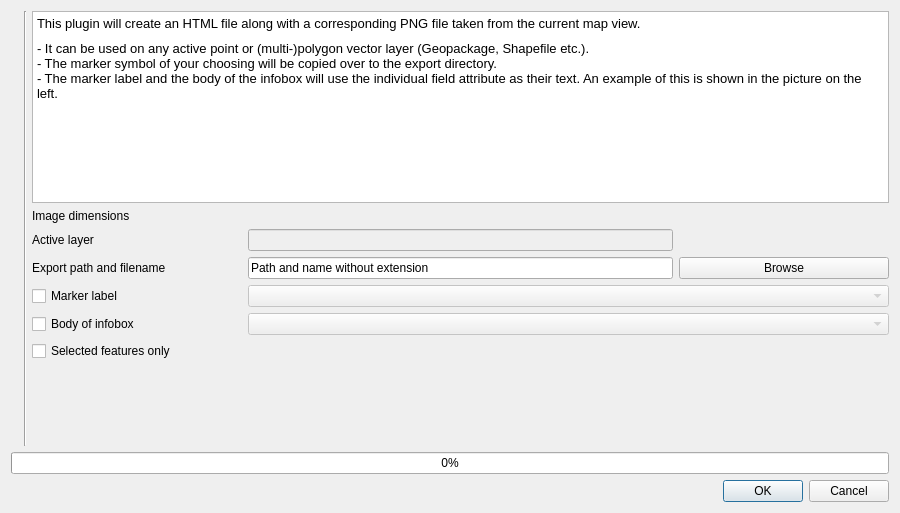
The window that src/html_image_map_creator_dialog_base.ui (geometalab/HTML-Image-Map-Creator-QGIS-Plugin) describes before a commit, drawn with Qt 5.
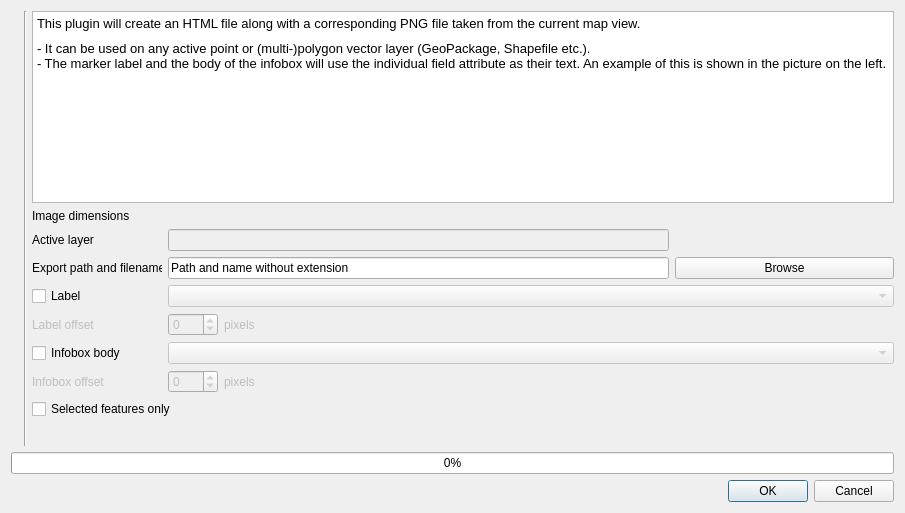
The same window after the commit. Icons and pictures are not drawn.

What changed in the file:
```diff
--- a/src/html_image_map_creator_dialog_base.ui
+++ b/src/html_image_map_creator_dialog_base.ui
@@ -6,7 +6,7 @@
    <rect>
     <x>0</x>
     <y>0</y>
-    <width>900</width>
+    <width>905</width>
     <height>513</height>
    </rect>
   </property>
@@ -48,6 +48,13 @@
      </property>
     </widget>
    </item>
+   <item row="3" column="0" colspan="3">
+    <widget class="QProgressBar" name="progressBar">
+     <property name="value">
+      <number>0</number>
+     </property>
+    </widget>
+   </item>
    <item row="0" column="2">
     <widget class="QTextEdit" name="textEdit">
      <property name="sizePolicy">
@@ -63,19 +70,11 @@
       <string>&lt;!DOCTYPE HTML PUBLIC &quot;-//W3C//DTD HTML 4.0//EN&quot; &quot;http://www.w3.org/TR/REC-html40/strict.dtd&quot;&gt;
 &lt;html&gt;&lt;head&gt;&lt;meta name=&quot;qrichtext&quot; content=&quot;1&quot; /&gt;&lt;style type=&quot;text/css&quot;&gt;
 p, li { white-space: pre-wrap; }
-&lt;/style&gt;&lt;/head&gt;&lt;body style=&quot; font-family:'Sans'; font-size:10pt; font-weight:400; font-style:normal;&quot;&gt;
-&lt;p style=&quot; margin-top:0px; margin-bottom:0px; margin-left:0px; margin-right:0px; -qt-block-indent:0; text-indent:0px;&quot;&gt;&lt;span style=&quot; font-family:'Sans Serif';&quot;&gt;This plugin will create an HTML file along with a corresponding PNG file taken from the current map view. &lt;/span&gt;&lt;/p&gt;
+&lt;/style&gt;&lt;/head&gt;&lt;body style=&quot; font-family:'MS Shell Dlg 2'; font-size:8.25pt; font-weight:400; font-style:normal;&quot;&gt;
+&lt;p style=&quot; margin-top:0px; margin-bottom:0px; margin-left:0px; margin-right:0px; -qt-block-indent:0; text-indent:0px;&quot;&gt;&lt;span style=&quot; font-family:'Sans Serif'; font-size:10pt;&quot;&gt;This plugin will create an HTML file along with a corresponding PNG file taken from the current map view. &lt;/span&gt;&lt;/p&gt;
 &lt;p style=&quot; margin-top:0px; margin-bottom:0px; margin-left:0px; margin-right:0px; -qt-block-indent:0; text-indent:0px;&quot;&gt;&lt;span style=&quot; font-family:'Sans Serif'; font-size:6pt;&quot;&gt; &lt;/span&gt;&lt;/p&gt;
-&lt;p style=&quot; margin-top:0px; margin-bottom:0px; margin-left:0px; margin-right:0px; -qt-block-indent:0; text-indent:0px;&quot;&gt;&lt;span style=&quot; font-family:'Sans Serif';&quot;&gt;- It can be used on any active point or (multi-)polygon vector layer (Geopackage, Shapefile etc.).&lt;/span&gt;&lt;/p&gt;
-&lt;p style=&quot; margin-top:0px; margin-bottom:0px; margin-left:0px; margin-right:0px; -qt-block-indent:0; text-indent:0px;&quot;&gt;&lt;span style=&quot; font-family:'Sans Serif';&quot;&gt;- The marker symbol of your choosing will be copied over to the export directory.&lt;/span&gt;&lt;/p&gt;
-&lt;p style=&quot; margin-top:0px; margin-bottom:0px; margin-left:0px; margin-right:0px; -qt-block-indent:0; text-indent:0px;&quot;&gt;&lt;span style=&quot; font-family:'Sans Serif';&quot;&gt;- The marker label and the body of the infobox will use the individual field attribute as their text. An example of this is shown in the picture on the left.&lt;/span&gt;&lt;/p&gt;&lt;/body&gt;&lt;/html&gt;</string>
-     </property>
-    </widget>
-   </item>
-   <item row="3" column="0" colspan="3">
-    <widget class="QProgressBar" name="progressBar">
-     <property name="value">
-      <number>0</number>
+&lt;p style=&quot; margin-top:0px; margin-bottom:0px; margin-left:0px; margin-right:0px; -qt-block-indent:0; text-indent:0px;&quot;&gt;&lt;span style=&quot; font-family:'Sans Serif'; font-size:10pt;&quot;&gt;- It can be used on any active point or (multi-)polygon vector layer (GeoPackage, Shapefile etc.).&lt;/span&gt;&lt;/p&gt;
+&lt;p style=&quot; margin-top:0px; margin-bottom:0px; margin-left:0px; margin-right:0px; -qt-block-indent:0; text-indent:0px;&quot;&gt;&lt;span style=&quot; font-family:'Sans Serif'; font-size:10pt;&quot;&gt;- The marker label and the body of the infobox will use the individual field attribute as their text. An example of this is shown in the picture on the left.&lt;/span&gt;&lt;/p&gt;&lt;/body&gt;&lt;/html&gt;</string>
      </property>
     </widget>
    </item>
@@ -94,16 +93,100 @@
    </item>
    <item row="1" column="2">
     <layout class="QGridLayout" name="gridLayout_3">
-     <item row="1" column="0">
-      <widget class="QLabel" name="lblDimensions">
+     <item row="7" column="1">
+      <widget class="QSpinBox" name="spinBoxInfo">
+       <property name="enabled">
+        <bool>false</bool>
+       </property>
+       <property name="maximumSize">
+        <size>
+         <width>50</width>
+         <height>16777215</height>
+        </size>
+       </property>
+       <property name="minimum">
+        <number>-99</number>
+       </property>
+      </widget>
+     </item>
+     <item row="1" column="1" colspan="3">
+      <widget class="QLabel" name="txtDimensions">
        <property name="sizePolicy">
+        <sizepolicy hsizetype="Fixed" vsizetype="Fixed">
+         <horstretch>0</horstretch>
+         <verstretch>0</verstretch>
+        </sizepolicy>
+       </property>
+      </widget>
+     </item>
+     <item row="5" column="0">
+      <widget class="QLabel" name="lblLabelOffset">
+       <property name="enabled">
+        <bool>false</bool>
+       </property>
+       <property name="sizePolicy">
         <sizepolicy hsizetype="Preferred" vsizetype="Minimum">
          <horstretch>0</horstretch>
          <verstretch>0</verstretch>
         </sizepolicy>
        </property>
+       <property name="maximumSize">
+        <size>
+         <width>16777215</width>
+         <height>16777215</height>
+        </size>
+       </property>
+       <property name="baseSize">
+        <size>
+         <width>0</width>
+         <height>0</height>
+        </size>
+       </property>
        <property name="text">
-        <string>Image dimensions</string>
+        <string>Label offset</string>
+       </property>
+      </widget>
+     </item>
+     <item row="2" column="1" colspan="3">
+      <widget class="QLineEdit" name="txtLayerName">
+       <property name="enabled">
+        <bool>false</bool>
+       </property>
+      </widget>
+     </item>
+     <item row="2" column="4">
+      <widget class="QLabel" name="featureTotal"/>
+     </item>
+     <item row="11" column="0" colspan="2">
+      <widget class="QCheckBox" name="chkBoxSelectedOnly">
+       <property name="text">
+        <string>Selected features only</string>
+       </property>
+      </widget>
+     </item>
+     <item row="11" column="1" colspan="4">
+      <widget class="QLabel" name="featureCount">
+       <property name="sizePolicy">
+        <sizepolicy hsizetype="Preferred" vsizetype="Minimum">
+         <horstretch>0</horstretch>
+         <verstretch>0</verstretch>
+        </sizepolicy>
+       </property>
+      </widget>
+     </item>
+     <item row="7" column="0">
+      <widget class="QLabel" name="lblInfoOffset">
+       <property name="enabled">
+        <bool>false</bool>
+       </property>
+       <property name="sizePolicy">
+        <sizepolicy hsizetype="Preferred" vsizetype="Minimum">
+         <horstretch>0</horstretch>
+         <verstretch>0</verstretch>
+        </sizepolicy>
+       </property>
+       <property name="text">
+        <string>Infobox offset</string>
        </property>
       </widget>
      </item>
@@ -115,6 +198,12 @@
          <verstretch>0</verstretch>
         </sizepolicy>
        </property>
+       <property name="maximumSize">
+        <size>
+         <width>150</width>
+         <height>16777215</height>
+        </size>
+       </property>
        <property name="text">
         <string>Active layer</string>
        </property>
@@ -128,13 +217,25 @@
          <verstretch>0</verstretch>
         </sizepolicy>
        </property>
+       <property name="maximumSize">
+        <size>
+         <width>130</width>
+         <height>16777215</height>
+        </size>
+       </property>
        <property name="text">
         <string>Export path and filename</string>
        </property>
       </widget>
      </item>
-     <item row="3" column="3">
+     <item row="3" column="4">
       <widget class="QPushButton" name="btnBrowse">
+       <property name="sizeIncrement">
+        <size>
+         <width>0</width>
+         <height>0</height>
+        </size>
+       </property>
        <property name="text">
         <string>Browse</string>
        </property>
@@ -143,58 +244,72 @@
      <item row="4" column="0">
       <widget class="QCheckBox" name="chkBoxLabel">
        <property name="text">
-        <string>Marker label</string>
+        <string>Label</string>
        </property>
       </widget>
      </item>
-     <item row="4" column="1" colspan="3">
+     <item row="4" column="1" colspan="4">
       <widget class="QComboBox" name="cmbLabelAttributes">
        <property name="enabled">
         <bool>false</bool>
        </property>
       </widget>
      </item>
-     <item row="5" column="0">
+     <item row="6" column="0">
       <widget class="QCheckBox" name="chkBoxInfoBox">
        <property name="text">
-        <string>Body of infobox</string>
+        <string>Infobox body</string>
        </property>
       </widget>
      </item>
-     <item row="5" column="1" colspan="3">
+     <item row="6" column="1" colspan="4">
       <widget class="QComboBox" name="cmbInfoBoxAttributes">
        <property name="enabled">
         <bool>false</bool>
        </property>
       </widget>
      </item>
-     <item row="3" column="1" colspan="2">
+     <item row="3" column="1" colspan="3">
       <widget class="QLineEdit" name="txtFileName">
        <property name="text">
         <string>Path and name without extension</string>
        </property>
       </widget>
      </item>
-     <item row="1" column="1" colspan="1">
-      <widget class="QLabel" name="txtDimensions">
+     <item row="1" column="0">
+      <widget class="QLabel" name="lblDimensions">
+       <property name="sizePolicy">
+        <sizepolicy hsizetype="Preferred" vsizetype="Minimum">
+         <horstretch>0</horstretch>
+         <verstretch>0</verstretch>
+        </sizepolicy>
+       </property>
+       <property name="text">
+        <string>Image dimensions</string>
+       </property>
       </widget>
      </item>
-     <item row="2" column="1" colspan="2">
-      <widget class="QLineEdit" name="txtLayerName">
+     <item row="5" column="1">
+      <widget class="QSpinBox" name="spinBoxLabel">
        <property name="enabled">
         <bool>false</bool>
        </property>
-      </widget>
-     </item>
-     <item row="9" column="0" colspan="2">
-      <widget class="QCheckBox" name="chkBoxSelectedOnly">
-       <property name="text">
-        <string>Selected features only</string>
+       <property name="maximumSize">
+        <size>
+         <width>50</width>
+         <height>16777215</height>
+        </size>
        </property>
+       <property name="minimum">
+        <number>-99</number>
+       </property>
       </widget>
      </item>
-     <item row="9" column="1" colspan="3">
-      <widget class="QLabel" name="featureCount">
+     <item row="5" column="2" colspan="2">
+      <widget class="QLabel" name="lblLabelPixel">
+       <property name="enabled">
+        <bool>false</bool>
+       </property>
        <property name="sizePolicy">
         <sizepolicy hsizetype="Preferred" vsizetype="Minimum">
          <horstretch>0</horstretch>
@@ -202,7 +317,17 @@
         </sizepolicy>
        </property>
        <property name="text">
-        <string></string>
+        <string>pixels</string>
+       </property>
+      </widget>
+     </item>
+     <item row="7" column="2" colspan="2">
+      <widget class="QLabel" name="lblInfoPixel">
+       <property name="enabled">
+        <bool>false</bool>
+       </property>
+       <property name="text">
+        <string>pixels</string>
        </property>
       </widget>
      </item>
```
